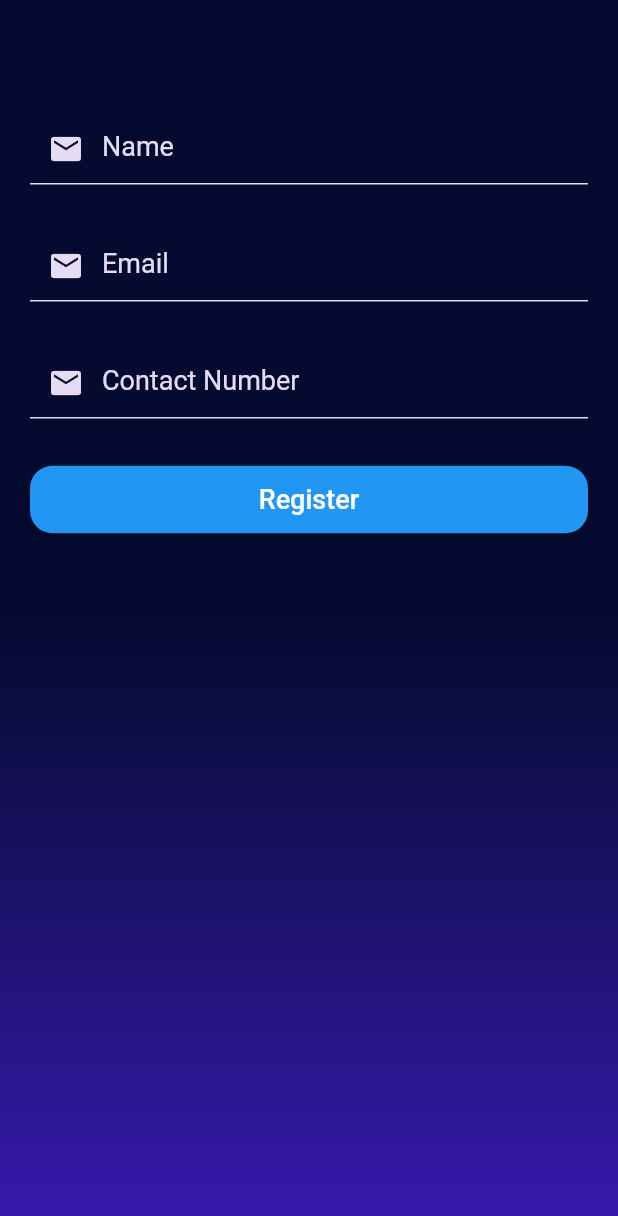
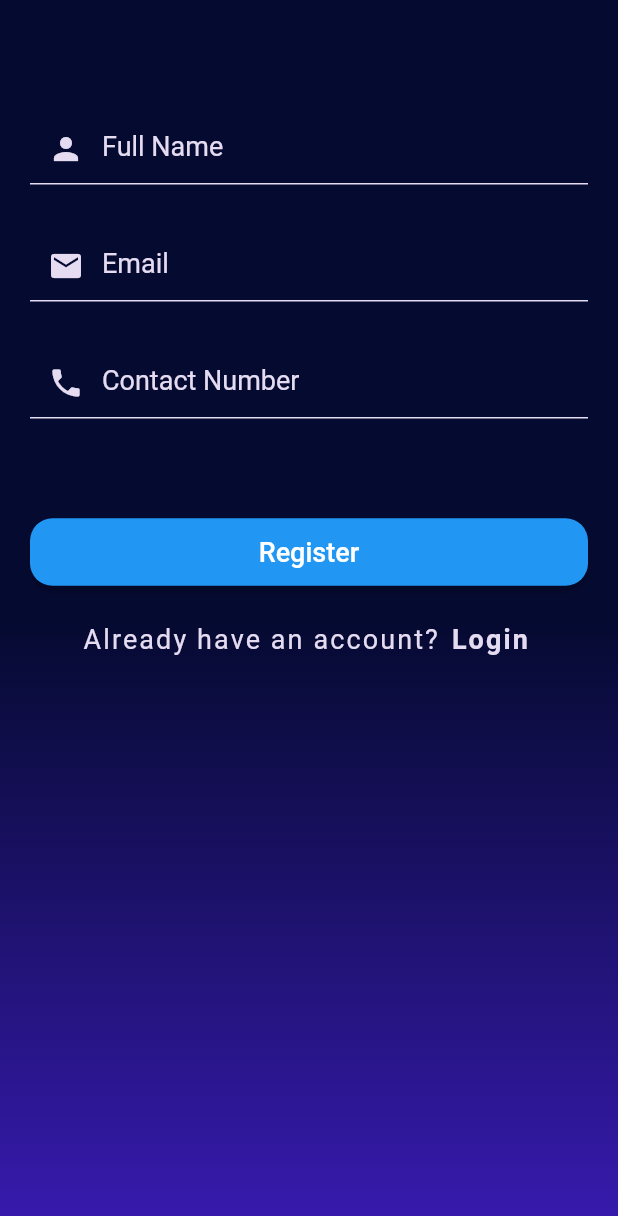
Before and after one commit to Sujan10joshi/My-People-Flutter-App, a Flutter app: the screen it shows after launch, after a tap on "Create", on a phone screen of 412 x 824 dp. Shown: the top 1216 px of the screen. Run offline on Flutter 3.47's test engine with Material 2 defaults, Android fonts, the phone set to English and light mode, and no system bars; our stand-ins replace firebase_auth, firebase_core, image_picker; accounts and stored records are empty; network calls fail.

Commit message:
some changes

```diff
--- a/lib/pages/add_new_people.dart
+++ b/lib/pages/add_new_people.dart
@@ -81,7 +81,7 @@ class _AddNewPeopleState extends State<AddNewPeople> {
                   color: Color(0xffe5dcf2),
                 ),
                 prefixIcon: Icon(
-                  Icons.mail,
+                  Icons.person_add_alt,
                   color: Color(0xffe5dcf2),
                 )),
           ),
--- a/lib/pages/login.dart
+++ b/lib/pages/login.dart
@@ -72,7 +72,8 @@ class _LoginPageState extends State<LoginPage> {
 
   @override
   Widget build(BuildContext context) {
-    return Container(
+    return Scaffold(
+      body: Container(
         height: MediaQuery.of(context).size.height,
         width: MediaQuery.of(context).size.width,
         decoration: const BoxDecoration(
@@ -94,6 +95,7 @@ class _LoginPageState extends State<LoginPage> {
                 _loginButton(),
                 _signUpText(),
               ],
+            ),
           ),
         ),
       ),
--- a/lib/pages/signup.dart
+++ b/lib/pages/signup.dart
@@ -1,4 +1,5 @@
 import 'package:flutter/material.dart';
+import 'package:wikiandfact/pages/login.dart';
 
 class SignupPage extends StatefulWidget {
   const SignupPage({Key? key}) : super(key: key);
@@ -31,6 +32,7 @@ class _SignupPageState extends State<SignupPage> {
                 _userEmailField(),
                 _userContactNumberField(),
                 _registerButton(),
+                _logInText(),
               ],
             ),
           ),
@@ -54,12 +56,12 @@ class _SignupPageState extends State<SignupPage> {
                 enabledBorder: UnderlineInputBorder(
                   borderSide: BorderSide(color: Color(0xffe5dcf2)),
                 ),
-                hintText: "Name",
+                hintText: "Full Name",
                 hintStyle: TextStyle(
                   color: Color(0xffe5dcf2),
                 ),
                 prefixIcon: Icon(
-                  Icons.mail,
+                  Icons.person,
                   color: Color(0xffe5dcf2),
                 )),
           ),
@@ -117,7 +119,7 @@ class _SignupPageState extends State<SignupPage> {
                   color: Color(0xffe5dcf2),
                 ),
                 prefixIcon: Icon(
-                  Icons.mail,
+                  Icons.phone,
                   color: Color(0xffe5dcf2),
                 )),
           ),
@@ -128,7 +130,7 @@ class _SignupPageState extends State<SignupPage> {
 
   _registerButton() {
     return Padding(
-      padding: const EdgeInsets.symmetric(horizontal: 20.0, vertical: 15.0),
+      padding: const EdgeInsets.fromLTRB(20.0, 50.0, 20.0, 0.0),
       child: Column(
         crossAxisAlignment: CrossAxisAlignment.stretch,
         children: [
@@ -151,4 +153,37 @@ class _SignupPageState extends State<SignupPage> {
       ),
     );
   }
+
+  _logInText() {
+    return Padding(
+      padding: const EdgeInsets.fromLTRB(55.0, 10.0, 0.0, 0.0),
+      child: Row(
+        children: [
+          const Text(
+            'Already have an account?',
+            style: TextStyle(
+              fontSize: 18.0,
+              letterSpacing: 1.4,
+              color: Color(0xffe5dcf2),
+            ),
+          ),
+          TextButton(
+            onPressed: () {
+              Navigator.push(context,
+                  MaterialPageRoute(builder: (context) => const LoginPage()));
+            },
+            child: const Text(
+              'Login',
+              style: TextStyle(
+                fontSize: 18.0,
+                letterSpacing: 1.4,
+                fontWeight: FontWeight.bold,
+                color: Color(0xffe5dcf2),
+              ),
+            ),
+          ),
+        ],
+      ),
+    );
+  }
 }
```
Lines whose indentation alone changed are shown as unchanged.
